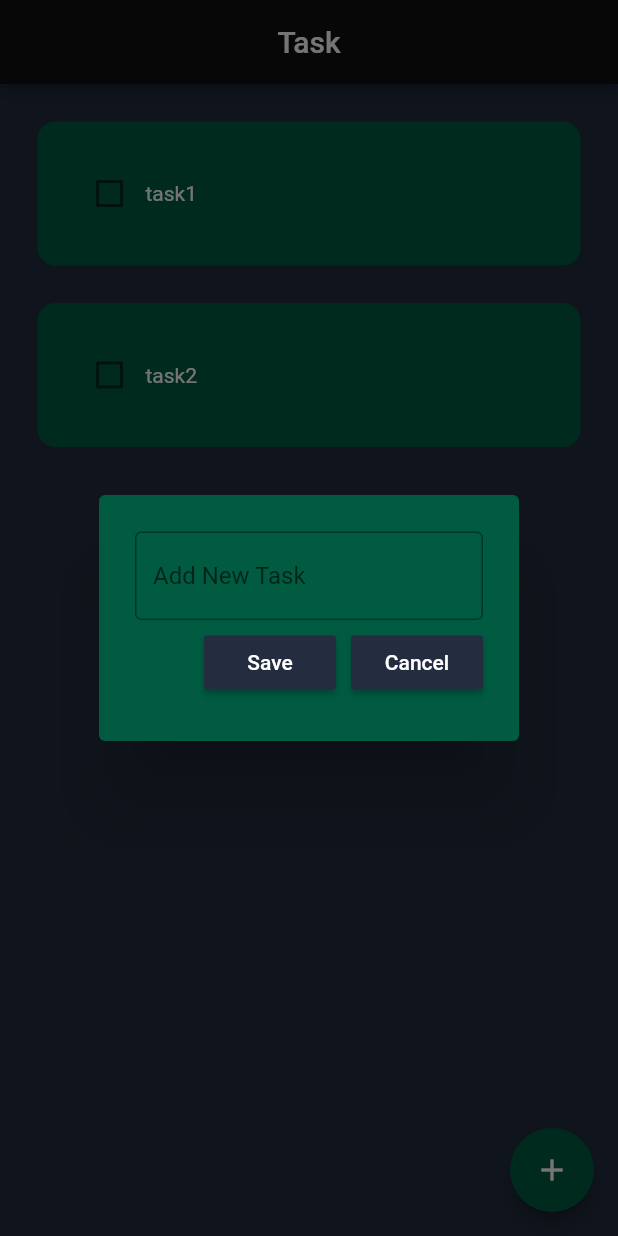
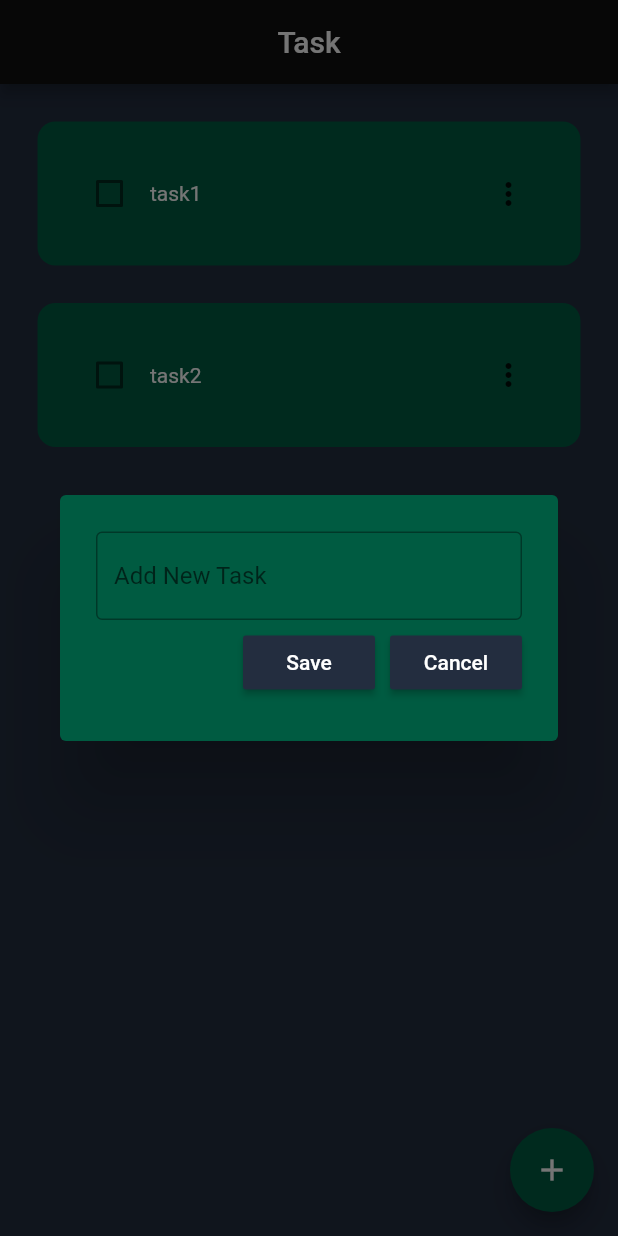
Before and after one commit to Kate-Kevin/ToDo-List, a Flutter app: the screen it shows after launch, after a tap on the "add" icon, on a phone screen of 412 x 824 dp. Run offline on Flutter 3.47's test engine with Material 2 defaults, Android fonts, the phone set to English and light mode, and no system bars.

Commit message:
Selesai Membuat Tombol Delete

```diff
--- a/lib/UI/dialog_box.dart
+++ b/lib/UI/dialog_box.dart
@@ -4,23 +4,23 @@ import 'package:todo_list/tools/button.dart';
 
 class DialogBox extends StatelessWidget {
   final TextEditingController controller;
-  final save ;
-  const DialogBox({
-    super.key,
-    required this.controller,
-    required this.save
-  });
+  final void Function() save;
+  const DialogBox({super.key, required this.controller, required this.save});
 
   @override
   Widget build(BuildContext context) {
     return AlertDialog(
       backgroundColor: theme().canvasColor,
       content: SizedBox(
+        width: 300,
         height: 120,
         child: Column(
           mainAxisAlignment: MainAxisAlignment.spaceEvenly,
           children: [
             TextField(
+                style: TextStyle(
+                  color: theme().primaryColor,
+                ),
                 controller: controller,
                 decoration: const InputDecoration(
                   border: OutlineInputBorder(),
@@ -30,7 +30,7 @@ class DialogBox extends StatelessWidget {
             Row(
               mainAxisAlignment: MainAxisAlignment.end,
               children: [
-                MyButton(name: 'Save', onPressed:save),
+                MyButton(name: 'Save', onPressed: save),
                 const SizedBox(
                   width: 10,
                 ),
--- a/lib/UI/home.dart
+++ b/lib/UI/home.dart
@@ -57,6 +57,11 @@ class _HomeState extends State<Home> {
               return TodoTile(
                   taskName: toDoList[index][0],
                   taskStatus: toDoList[index][1],
+                  delete: () {
+                    setState(() {
+                      toDoList.removeAt(index);
+                    });
+                  },
                   onChange: (value) {
                     setState(() {
                       toDoList[index][1] = !toDoList[index][1];
--- a/lib/UI/todo_tile.dart
+++ b/lib/UI/todo_tile.dart
@@ -5,12 +5,14 @@ class TodoTile extends StatelessWidget {
   final String taskName;
   final bool taskStatus;
   final Function(bool?)? onChange;
+  final Function delete;
 
   const TodoTile({
     super.key,
     required this.taskName,
     required this.taskStatus,
     required this.onChange,
+    required this.delete,
   });
 
   @override
@@ -23,14 +25,18 @@ class TodoTile extends StatelessWidget {
             color: theme().canvasColor,
             borderRadius: BorderRadius.circular(12)),
         child: Row(
+          mainAxisAlignment: MainAxisAlignment.spaceBetween,
           children: [
             Checkbox(
               value: taskStatus,
               onChanged: onChange,
               activeColor: theme().primaryColorDark,
             ),
-            Text(
+            SizedBox(
+              width: MediaQuery.of(context).size.width - 200,
+              child: Text(
                 taskName,
+                softWrap: true,
                 style: TextStyle(
                     color: theme().primaryColor,
                     decoration: taskStatus
@@ -39,6 +45,20 @@ class TodoTile extends StatelessWidget {
                     decorationColor: theme().primaryColorDark,
                     decorationThickness: 4),
               ),
+            ),
+            PopupMenuButton(
+              itemBuilder: (context) => [
+                const PopupMenuItem(
+                  value: 'delete',
+                  child: Text('Delete'),
+                )
+              ],
+              onSelected: (value){
+                if(value == 'delete'){
+                  delete();
+                }
+              },
+            ),
           ],
         ),
       ),
--- a/lib/shared/logic.dart
+++ b/lib/shared/logic.dart
@@ -4,4 +4,8 @@ class Logic{
   void save(List list, TextEditingController text){
     list.add([text.text , false]);
   }
+
+  void deleteTile(List list){
+     list.removeAt(0);
+  }
 }
```
Lines whose indentation alone changed are shown as unchanged.
